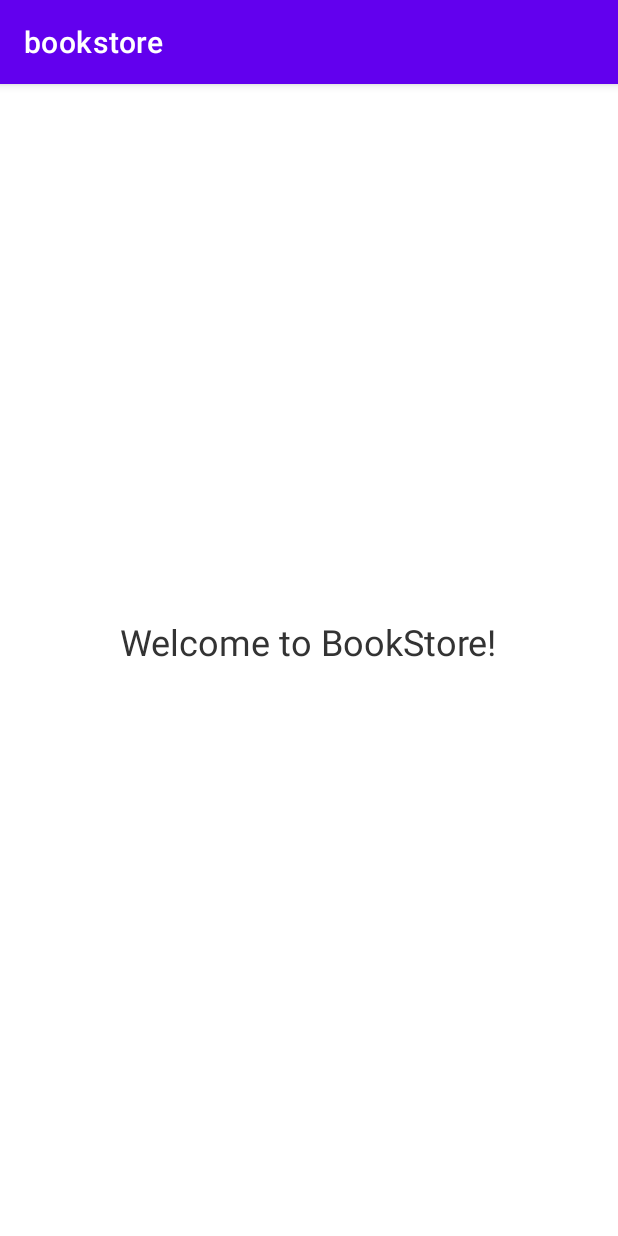
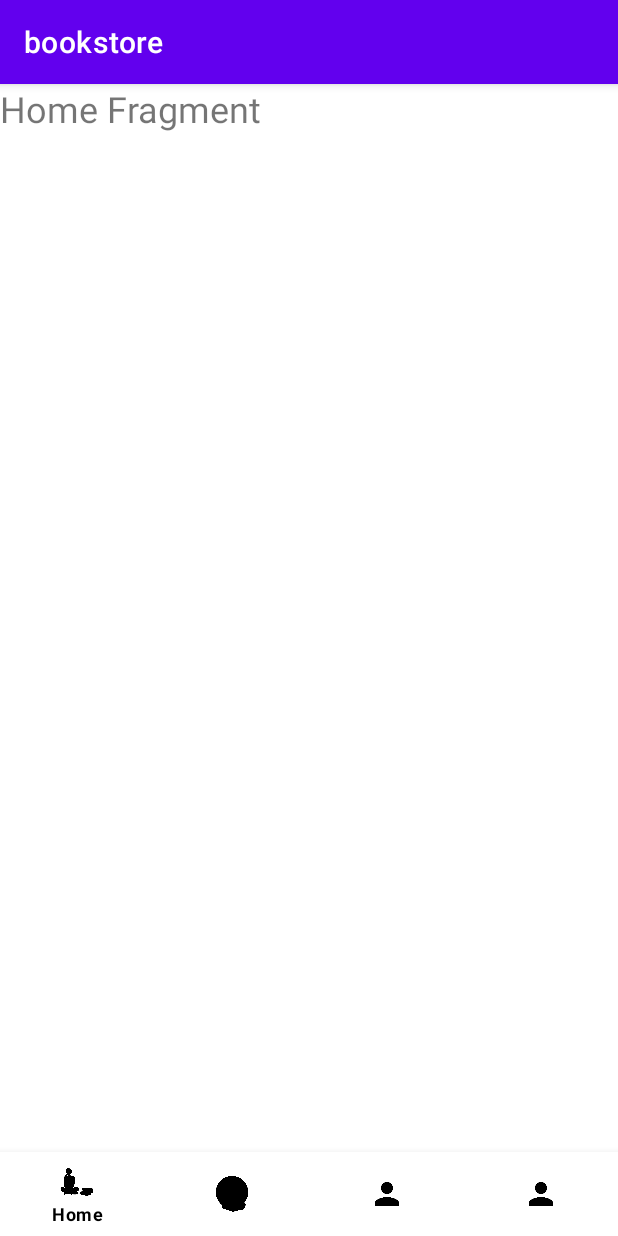
Before and after one commit to quochungg/book-store, an Android app: the HomeActivity screen opened directly, with no data from a screen before it, on a phone screen of 412 x 824 dp. Run offline under Robolectric (Android 15) with nearby library versions, the phone set to English and light mode, and no system bars.

Commit message:
Bottom tab

```diff
--- a/BookStore/app/src/main/java/com/prm/bookstore/UI/Home/HomeActivity.java
+++ b/BookStore/app/src/main/java/com/prm/bookstore/UI/Home/HomeActivity.java
@@ -2,13 +2,40 @@ package com.prm.bookstore.UI.Home;
 
 import android.os.Bundle;
 import androidx.appcompat.app.AppCompatActivity;
+import androidx.fragment.app.Fragment;
 
+import com.google.android.material.bottomnavigation.BottomNavigationView;
 import com.prm.bookstore.R;
+import com.prm.bookstore.UI.Home.CartFragment;
+import com.prm.bookstore.UI.Home.ChatFragment;
+import com.prm.bookstore.UI.Home.ProfileFragment;
+import com.prm.bookstore.UI.Home.HomeFragment;
 
 public class HomeActivity extends AppCompatActivity {
     @Override
     protected void onCreate(Bundle savedInstanceState) {
         super.onCreate(savedInstanceState);
         setContentView(R.layout.activity_home);
+
+        BottomNavigationView bottomNavigationView = findViewById(R.id.bottom_navigation);
+        bottomNavigationView.setOnItemSelectedListener(item -> {
+            Fragment selectedFragment = null;
+            int itemId = item.getItemId();
+            if (itemId == R.id.nav_cart) {
+                selectedFragment = new CartFragment();
+            } else if (itemId == R.id.nav_chat) {
+                selectedFragment = new ChatFragment();
+            } else if (itemId == R.id.nav_profile) {
+                selectedFragment = new ProfileFragment();
+            } else {
+                selectedFragment = new HomeFragment();
+            }
+            getSupportFragmentManager().beginTransaction()
+                .replace(R.id.home_fragment_container, selectedFragment)
+                .commit();
+            return true;
+        });
+        // Set default fragment
+        bottomNavigationView.setSelectedItemId(R.id.nav_home);
     }
 }
--- /dev/null
+++ b/BookStore/app/src/main/java/com/prm/bookstore/UI/Home/HomeFragment.java
@@ -0,0 +1,21 @@
+package com.prm.bookstore.UI.Home;
+
+import android.os.Bundle;
+import android.view.LayoutInflater;
+import android.view.View;
+import android.view.ViewGroup;
+import androidx.annotation.NonNull;
+import androidx.annotation.Nullable;
+import androidx.fragment.app.Fragment;
+import android.widget.TextView;
+
+public class HomeFragment extends Fragment {
+    @Nullable
+    @Override
+    public View onCreateView(@NonNull LayoutInflater inflater, @Nullable ViewGroup container, @Nullable Bundle savedInstanceState) {
+        TextView tv = new TextView(getContext());
+        tv.setText("Home Fragment");
+        tv.setTextSize(24);
+        return tv;
+    }
+}
--- a/BookStore/app/src/main/res/layout/activity_home.xml
+++ b/BookStore/app/src/main/res/layout/activity_home.xml
@@ -1,20 +1,24 @@
 <?xml version="1.0" encoding="utf-8"?>
 <LinearLayout xmlns:android="http://schemas.android.com/apk/res/android"
+    xmlns:app="http://schemas.android.com/apk/res-auto"
     android:layout_width="match_parent"
     android:layout_height="match_parent"
     android:orientation="vertical"
-    android:gravity="center"
     android:background="#FFFFFF">
 
-    <TextView
-        android:id="@+id/tvWelcome"
-        android:layout_width="wrap_content"
+    <FrameLayout
+        android:id="@+id/home_fragment_container"
+        android:layout_width="match_parent"
+        android:layout_height="0dp"
+        android:layout_weight="1" />
+
+    <com.google.android.material.bottomnavigation.BottomNavigationView
+        android:id="@+id/bottom_navigation"
+        android:layout_width="match_parent"
         android:layout_height="wrap_content"
-        android:text="@string/welcome_bookstore"
-        android:textSize="24sp"
-        android:textColor="#333333"
-        android:layout_marginBottom="24dp" />
-<!--a-->
-    <!-- Add more UI elements for your home screen here -->
+        app:menu="@menu/bottom_nav_menu"
+        android:background="@color/white"
+        app:itemIconTint="@color/black"
+        app:itemTextColor="@color/black" />
 
 </LinearLayout>
--- /dev/null
+++ b/BookStore/app/src/main/res/menu/bottom_nav_menu.xml
@@ -0,0 +1,18 @@
+<menu xmlns:android="http://schemas.android.com/apk/res/android">
+    <item
+        android:id="@+id/nav_home"
+        android:icon="@drawable/book_1"
+        android:title="Home" />
+    <item
+        android:id="@+id/nav_cart"
+        android:icon="@drawable/book_2"
+        android:title="Cart" />
+    <item
+        android:id="@+id/nav_chat"
+        android:icon="@drawable/ic_avatar_placeholder"
+        android:title="Chat" />
+    <item
+        android:id="@+id/nav_profile"
+        android:icon="@drawable/ic_avatar_placeholder"
+        android:title="Profile" />
+</menu>
--- a/BookStore/gradle/libs.versions.toml
+++ b/BookStore/gradle/libs.versions.toml
@@ -1,5 +1,5 @@
 [versions]
-agp = "8.10.0"
+agp = "8.10.1"
 junit = "4.13.2"
 junitVersion = "1.2.1"
 espressoCore = "3.6.1"
```
Also changed, not shown: BookStore/app/src/main/java/com/prm/bookstore/UI/Home/CartFragment.java (added, +21 -0 lines), BookStore/app/src/main/java/com/prm/bookstore/UI/Home/ChatFragment.java (added, +21 -0 lines), BookStore/app/src/main/java/com/prm/bookstore/UI/Home/ProfileFragment.java (added, +21 -0 lines).
